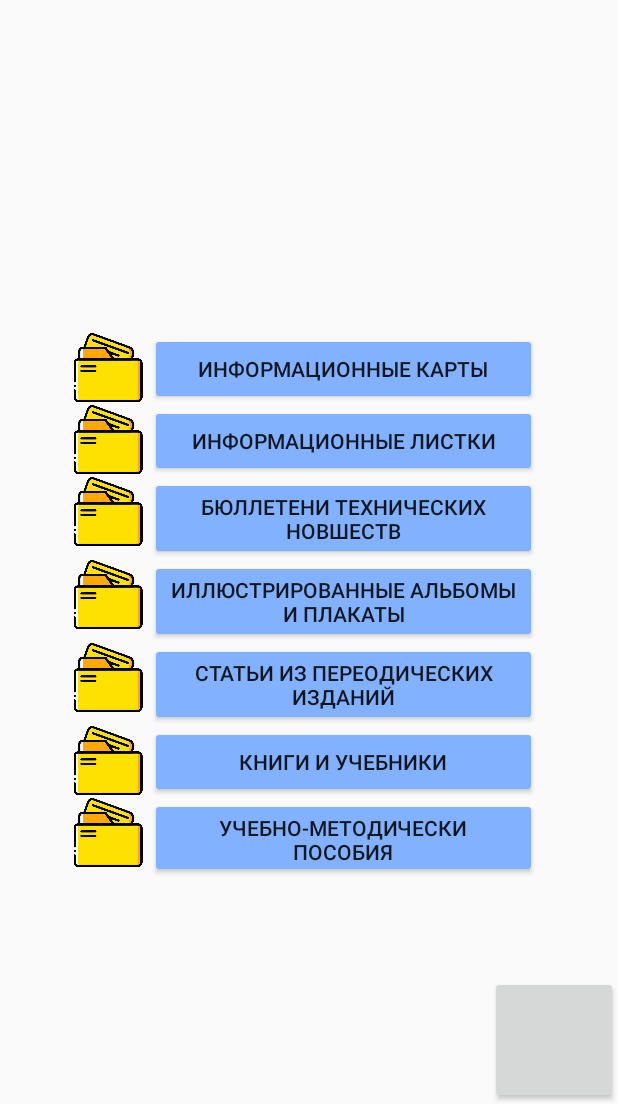
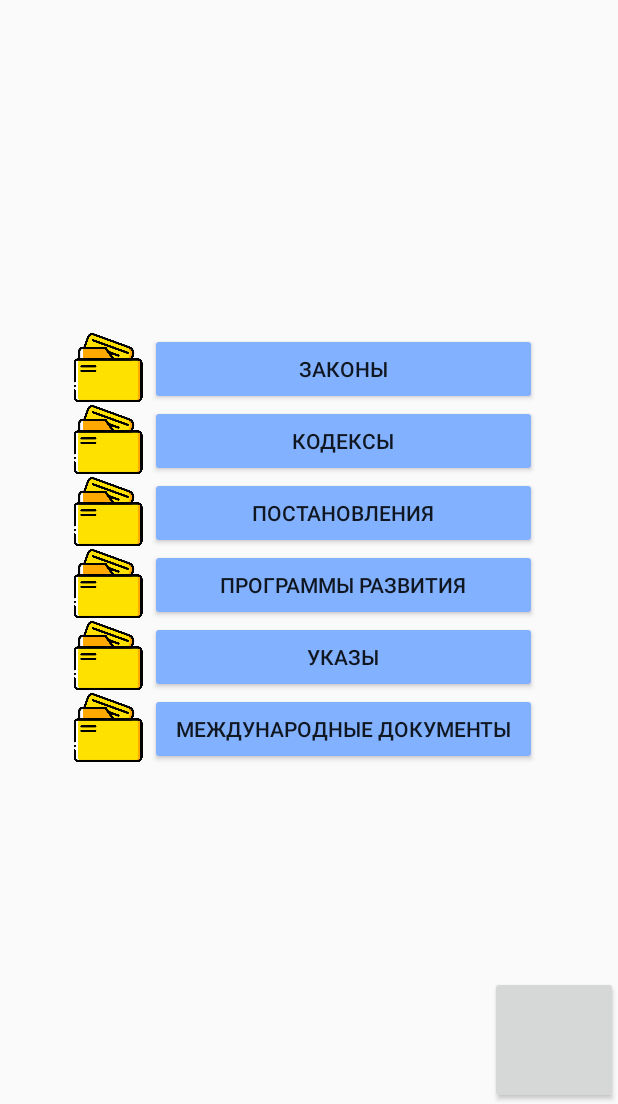
Before and after one commit to Jurgen-MK/library, an Android app: the fragment RegulatoryMenuFragment placed in its activity, on a phone screen of 412 x 824 dp, the part 132-1236 px from its top. Run offline under Robolectric (Android 15) with nearby library versions, the phone set to English and light mode, and no system bars; libraries missing offline, so code that uses them is left out: com.nightonke.boommenu; plain views replace BoomMenuButton; 7 statements that could not run were skipped.

Commit message:
menu changes

```diff
--- a/lib-mob-client/app/src/main/res/layout/activity_main.xml
+++ b/lib-mob-client/app/src/main/res/layout/activity_main.xml
@@ -59,8 +59,8 @@
             android:keepScreenOn="true"
             android:layoutMode="clipBounds"
             app:bmb_buttonEnum="ham"
-            app:bmb_buttonPlaceEnum="buttonPlace_ham_4"
-            app:bmb_piecePlaceEnum="piecePlace_ham_4"
+            app:bmb_buttonPlaceEnum="buttonPlace_ham_6"
+            app:bmb_piecePlaceEnum="piecePlace_ham_6"
             app:layout_constraintBottom_toBottomOf="parent"
             app:layout_constraintEnd_toEndOf="parent" />
     </androidx.constraintlayout.widget.ConstraintLayout>
--- a/lib-mob-client/app/src/main/res/layout/fragment_regulatory_menu.xml
+++ b/lib-mob-client/app/src/main/res/layout/fragment_regulatory_menu.xml
@@ -20,17 +20,18 @@
             android:layout_height="match_parent">
 
             <ImageView
-                android:id="@+id/infmapimg"
+                android:id="@+id/lawsimg"
                 android:layout_width="56dp"
                 android:layout_height="46dp"
                 app:srcCompat="@drawable/files" />
 
             <Button
-                android:id="@+id/infmapbtn"
+                android:id="@+id/lawsbtn"
                 android:layout_width="253dp"
                 android:layout_height="wrap_content"
                 android:backgroundTint="#FF82B1FF"
-                android:text="Информационные карты" />
+                android:text="Законы"
+                android:onClick="onRegMenuBtnClick"/>
         </TableRow>
 
         <TableRow
@@ -38,17 +39,18 @@
             android:layout_height="match_parent">
 
             <ImageView
-                android:id="@+id/inflistimg"
+                android:id="@+id/codeimg"
                 android:layout_width="56dp"
                 android:layout_height="46dp"
                 app:srcCompat="@drawable/files" />
 
             <Button
-                android:id="@+id/inflistbtn"
+                android:id="@+id/codebtn"
                 android:layout_width="258dp"
                 android:layout_height="wrap_content"
                 android:backgroundTint="#FF82B1FF"
-                android:text="Информационные листки" />
+                android:text="Кодексы"
+                android:onClick="onRegMenuBtnClick"/>
         </TableRow>
 
         <TableRow
@@ -56,17 +58,18 @@
             android:layout_height="match_parent">
 
             <ImageView
-                android:id="@+id/blinimg"
+                android:id="@+id/regimg"
                 android:layout_width="56dp"
                 android:layout_height="46dp"
                 app:srcCompat="@drawable/files" />
 
             <Button
-                android:id="@+id/blinbtn"
+                android:id="@+id/regbtn"
                 android:layout_width="258dp"
                 android:layout_height="wrap_content"
                 android:backgroundTint="#FF82B1FF"
-                android:text="Бюллетени технических новшеств" />
+                android:text="Постановления"
+                android:onClick="onRegMenuBtnClick"/>
         </TableRow>
 
         <TableRow
@@ -74,17 +77,18 @@
             android:layout_height="match_parent">
 
             <ImageView
-                android:id="@+id/ilimg"
+                android:id="@+id/devprogimg"
                 android:layout_width="56dp"
                 android:layout_height="46dp"
                 app:srcCompat="@drawable/files" />
 
             <Button
-                android:id="@+id/ilbtn"
+                android:id="@+id/devprogtn"
                 android:layout_width="258dp"
                 android:layout_height="wrap_content"
                 android:backgroundTint="#FF82B1FF"
-                android:text="Иллюстрированные альбомы и плакаты" />
+                android:text="Программы развития"
+                android:onClick="onRegMenuBtnClick"/>
         </TableRow>
 
         <TableRow
@@ -92,17 +96,18 @@
             android:layout_height="match_parent">
 
             <ImageView
-                android:id="@+id/primg"
+                android:id="@+id/decreeimg"
                 android:layout_width="56dp"
                 android:layout_height="46dp"
                 app:srcCompat="@drawable/files" />
 
             <Button
-                android:id="@+id/prbtn"
+                android:id="@+id/decreebtn"
                 android:layout_width="258dp"
                 android:layout_height="wrap_content"
                 android:backgroundTint="#FF82B1FF"
-                android:text="Статьи из переодических изданий" />
+                android:text="Указы"
+                android:onClick="onRegMenuBtnClick"/>
         </TableRow>
 
         <TableRow
@@ -110,37 +115,21 @@
             android:layout_height="match_parent">
 
             <ImageView
-                android:id="@+id/bookimg"
+                android:id="@+id/intdocimg"
                 android:layout_width="56dp"
                 android:layout_height="46dp"
                 app:srcCompat="@drawable/files" />
 
             <Button
-                android:id="@+id/bookbtn"
+                android:id="@+id/intdocbtn"
                 android:layout_width="258dp"
                 android:layout_height="wrap_content"
                 android:backgroundTint="#FF82B1FF"
-                android:text="Книги и учебники" />
+                android:text="Международные документы"
+                android:onClick="onRegMenuBtnClick"/>
         </TableRow>
 
-        <TableRow
-            android:layout_width="match_parent"
-            android:layout_height="match_parent">
 
-            <ImageView
-                android:id="@+id/learnimg"
-                android:layout_width="56dp"
-                android:layout_height="46dp"
-                app:srcCompat="@drawable/files" />
-
-            <Button
-                android:id="@+id/learnbtn"
-                android:layout_width="258dp"
-                android:layout_height="wrap_content"
-                android:backgroundTint="#FF82B1FF"
-                android:onClick="onStudyGuidesClick"
-                android:text="Учебно-методически пособия" />
-        </TableRow>
 
 
     </TableLayout>
--- a/lib-mob-client/app/src/main/res/values/strings.xml
+++ b/lib-mob-client/app/src/main/res/values/strings.xml
@@ -1,9 +1,11 @@
 <resources>
+    <string name="placeholder">placeholder</string>
     <string name="app_name">Библиотека</string>
-    <string name="MenuItem1">Нормативно-техническая информация</string>
-    <string name="MenuItem2">Научно-техническая информация</string>
-    <string name="MenuItem3">Видеотека</string>
-    <string name="MenuItem4">Навигатор</string>
+    <string name="MenuItem1">Нормативно-правовая документация</string>
+    <string name="MenuItem2">Нормативно-техническая документация</string>
+    <string name="MenuItem3">Учебно-методическая информация</string>
+    <string name="MenuItem4">Научно-техническая информация</string>
+
     <string-array name="questions">
         <item>Какое прозвище было у вас в детстве?</item>
         <item>В каком городе вы познакомились со своей второй половиной?</item>
```
Also changed, not shown: lib-mob-client/app/src/main/java/kz/lib_mob_client/MainActivity.java (+48 -6 lines).
